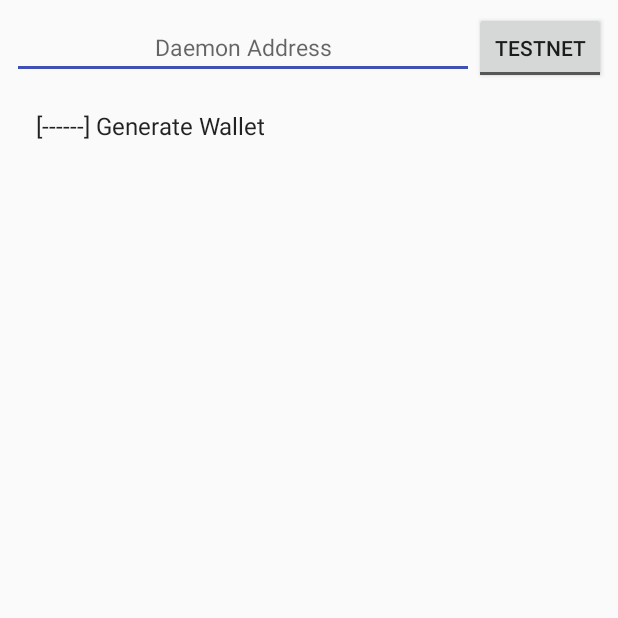
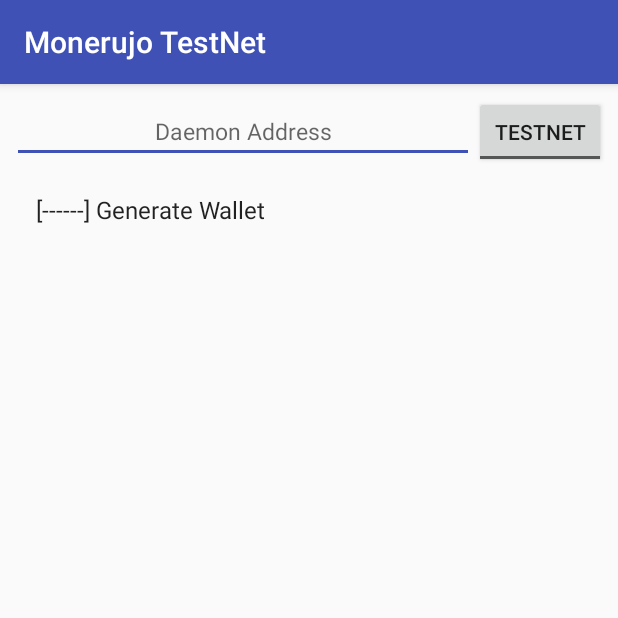
Before and after one commit to m2049r/xmrwallet, an Android app: the screen it shows after launch (LoginActivity), on a phone screen of 412 x 824 dp, the top half of it. Run offline under Robolectric (Android 15) with nearby library versions, the phone set to English and light mode, and no system bars; 5 statements that could not run were skipped.

Commit message:
cleanup & AppCompatActivity & setTitle

```diff
--- a/app/src/main/java/com/m2049r/xmrwallet/GenerateReviewFragment.java
+++ b/app/src/main/java/com/m2049r/xmrwallet/GenerateReviewFragment.java
@@ -26,8 +26,6 @@
 import android.widget.TextView;
 
 import com.m2049r.xmrwallet.model.WalletManager;
-
-import java.text.NumberFormat;
 
 // TODO: somehow show which net we are generating for
 
@@ -93,7 +91,6 @@
         tvWalletMnemonic.setText(seed);
         tvWalletViewKey.setText(view);
         tvWalletSpendKey.setText(spend);
-        NumberFormat formatter = NumberFormat.getInstance();
         bAccept.setEnabled(true);
     }
 
--- a/app/src/main/java/com/m2049r/xmrwallet/LoginActivity.java
+++ b/app/src/main/java/com/m2049r/xmrwallet/LoginActivity.java
@@ -28,6 +28,7 @@
 import android.content.pm.PackageManager;
 import android.os.Bundle;
 import android.support.annotation.NonNull;
+import android.support.v7.app.AppCompatActivity;
 import android.util.Log;
 import android.view.KeyEvent;
 import android.view.LayoutInflater;
@@ -44,7 +45,7 @@
 
 import java.io.File;
 
-public class LoginActivity extends Activity
+public class LoginActivity extends AppCompatActivity
         implements LoginFragment.Listener, GenerateFragment.Listener, GenerateReviewFragment.Listener {
     static final String TAG = "LoginActivity";
 
@@ -164,6 +165,11 @@
     @Override
     public File getStorageRoot() {
         return Helper.getStorageRoot(getApplicationContext());
+    }
+
+    @Override
+    public void setTitle(String title) {
+        super.setTitle(title);
     }
 
     ////////////////////////////////////////
--- a/app/src/main/java/com/m2049r/xmrwallet/LoginFragment.java
+++ b/app/src/main/java/com/m2049r/xmrwallet/LoginFragment.java
@@ -78,6 +78,8 @@
         File getStorageRoot();
 
         void onWalletSelected(final String wallet);
+
+        void setTitle(String title);
     }
 
     @Override
@@ -135,6 +137,8 @@
                 } else {
                     setDaemon(daemonTestNet);
                 }
+                activityCallback.setTitle(getString(R.string.app_name) + " " +
+                        getString(mainnet ? R.string.connect_mainnet : R.string.connect_testnet));
                 filterList();
                 ((BaseAdapter) listView.getAdapter()).notifyDataSetChanged();
             }
@@ -185,6 +189,10 @@
                 activityCallback.onWalletSelected(wallet);
             }
         });
+
+        activityCallback.setTitle(getString(R.string.app_name) + " " +
+                getString(isMainNet() ? R.string.connect_mainnet : R.string.connect_testnet));
+
         loadList();
         return view;
     }
--- a/app/src/main/java/com/m2049r/xmrwallet/WalletActivity.java
+++ b/app/src/main/java/com/m2049r/xmrwallet/WalletActivity.java
@@ -25,13 +25,14 @@
 import android.os.Bundle;
 import android.os.IBinder;
 import android.os.PowerManager;
+import android.support.v7.app.AppCompatActivity;
 import android.util.Log;
 import android.widget.Toast;
 
 import com.m2049r.xmrwallet.model.Wallet;
 import com.m2049r.xmrwallet.service.WalletService;
 
-public class WalletActivity extends Activity implements WalletFragment.Listener,
+public class WalletActivity extends AppCompatActivity implements WalletFragment.Listener,
         WalletService.Observer {
     private static final String TAG = "WalletActivity";
 
--- a/app/src/main/res/layout/login_activity.xml
+++ b/app/src/main/res/layout/login_activity.xml
@@ -1,4 +1,17 @@
-<FrameLayout xmlns:android="http://schemas.android.com/apk/res/android"
-    android:id="@+id/fragment_container"
+<?xml version="1.0" encoding="utf-8"?>
+<LinearLayout xmlns:android="http://schemas.android.com/apk/res/android"
     android:layout_width="match_parent"
-    android:layout_height="match_parent" />
+    android:layout_height="match_parent"
+    android:gravity="center_horizontal"
+    android:orientation="vertical"
+    android:paddingBottom="@dimen/activity_vertical_margin"
+    android:paddingLeft="@dimen/activity_horizontal_margin"
+    android:paddingRight="@dimen/activity_horizontal_margin"
+    android:paddingTop="@dimen/activity_vertical_margin">
+
+    <FrameLayout xmlns:android="http://schemas.android.com/apk/res/android"
+        android:id="@+id/fragment_container"
+        android:layout_width="match_parent"
+        android:layout_height="match_parent" />
+
+</LinearLayout>
--- a/app/src/main/res/layout/login_fragment.xml
+++ b/app/src/main/res/layout/login_fragment.xml
@@ -2,12 +2,7 @@
 <LinearLayout xmlns:android="http://schemas.android.com/apk/res/android"
     android:layout_width="match_parent"
     android:layout_height="match_parent"
-    android:gravity="center_horizontal"
-    android:orientation="vertical"
-    android:paddingBottom="@dimen/activity_vertical_margin"
-    android:paddingLeft="@dimen/activity_horizontal_margin"
-    android:paddingRight="@dimen/activity_horizontal_margin"
-    android:paddingTop="@dimen/activity_vertical_margin">
+    android:orientation="vertical">
 
     <android.support.constraint.ConstraintLayout xmlns:android="http://schemas.android.com/apk/res/android"
         xmlns:app="http://schemas.android.com/apk/res-auto"
```
Also changed, not shown: app/src/main/java/com/m2049r/xmrwallet/GenerateFragment.java (+6 -3 lines), app/src/main/res/layout/gen_fragment.xml (+1 -6 lines), app/src/main/res/layout/gen_review_fragment.xml (+1 -6 lines), app/src/main/res/layout/wallet_activity.xml (+16 -3 lines), app/src/main/res/layout/wallet_fragment.xml (+3 -9 lines).
